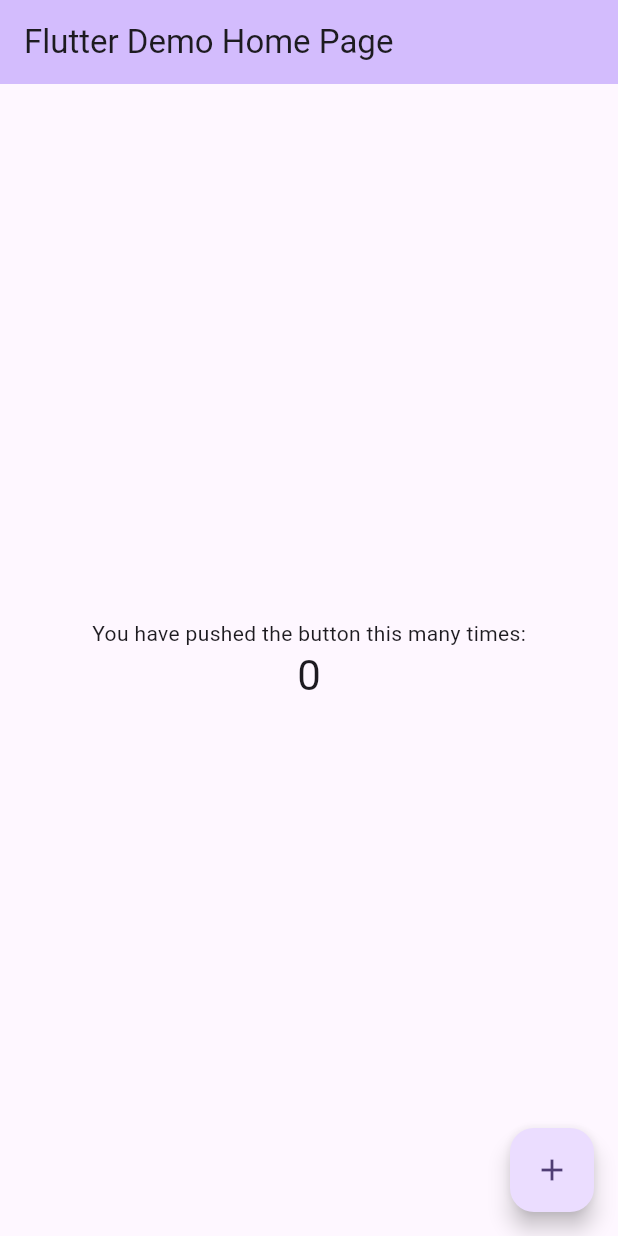
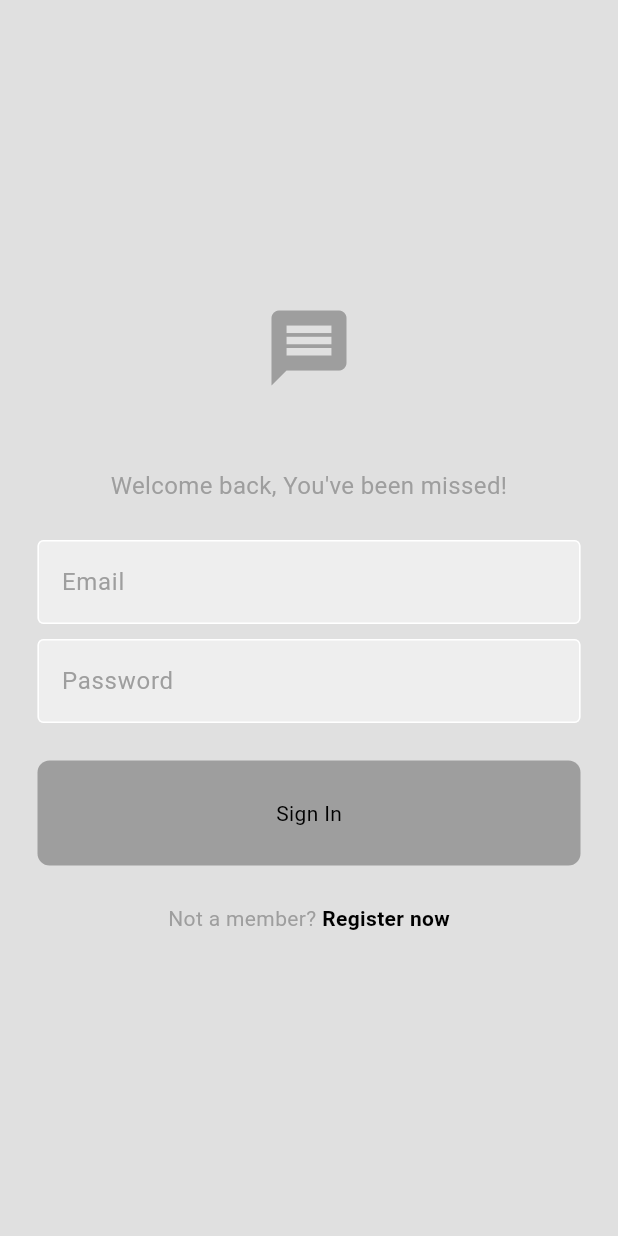
Before and after one commit to dev-personal-projects/flutter-chat-app-learning, a Flutter app: the screen it shows after launch, on a phone screen of 412 x 824 dp. Run offline on Flutter 3.47's test engine with Material 3 defaults, Android fonts, the phone set to English and light mode, and no system bars; our stand-ins replace firebase_auth, firebase_core; accounts and stored records are empty.

Commit message:
feat: implement authentication system with login and registration
- Add Firebase authentication integration with AuthService
- Create login and registration pages with form validation
- Implement AuthGate for authentication state management
- Add reusable UI components (MyButton, MyTextfield)
- Create HomePage with logout functionality
- Add light theme configuration
- Configure Firebase for Android platform
- Update main.dart to use AuthGate for navigation

Features:
- Email/password authentication
- Login and registration flows
- Form validation and error handling
- Loading states during authentication
- Automatic navigation based on auth state
- Sign out functionality

This commit establishes the foundation for the chat app's
authentication system, allowing users to register, login,
and access the home page.

```diff
--- /dev/null
+++ b/lib/auth/auth_gate.dart
@@ -0,0 +1,27 @@
+import 'package:chatapp/auth/login_or_register.dart';
+import 'package:chatapp/pages/home_page.dart';
+import 'package:firebase_auth/firebase_auth.dart';
+import 'package:flutter/material.dart';
+
+class AuthGate extends StatelessWidget {
+  const AuthGate({super.key});
+
+  @override
+  Widget build(BuildContext context) {
+    return Scaffold(
+      body: StreamBuilder(
+        stream: FirebaseAuth.instance.authStateChanges(),
+        builder: (context, snapshot) {
+          //if user is logged in,
+          if (snapshot.hasData) {
+            return const HomePage();
+          }
+          //if user is not logged in, show login page
+          else {
+            return const LoginOrRegister();
+          }
+        },
+      ),
+    );
+  }
+}
--- /dev/null
+++ b/lib/auth/auth_service.dart
@@ -0,0 +1,29 @@
+import 'package:firebase_auth/firebase_auth.dart';
+
+class AuthService {
+  //instance of FirebaseAuth
+  final FirebaseAuth _auth = FirebaseAuth.instance;
+
+  //sign in method
+  Future<UserCredential> signInWithEmailAndPassword(
+      String email, String password) async {
+    try {
+      UserCredential userCredential = await _auth.signInWithEmailAndPassword(
+          email: email, password: password);
+      return userCredential;
+    } on FirebaseAuthException catch (e) {
+      throw Exception(e.code == 'user-not-found'
+          ? 'User not found'
+          : 'Something went wrong');
+    }
+  }
+
+  //signup method
+
+  //sign out method
+  Future<void> signOut() async {
+    await _auth.signOut();
+  }
+
+  //errors
+}
--- /dev/null
+++ b/lib/auth/login_or_register.dart
@@ -0,0 +1,31 @@
+import 'package:chatapp/pages/login_page.dart';
+import 'package:chatapp/pages/register_page.dart';
+import 'package:flutter/material.dart';
+
+class LoginOrRegister extends StatefulWidget {
+  const LoginOrRegister({super.key});
+
+  @override
+  State<LoginOrRegister> createState() => _LoginOrRegisterState();
+}
+
+class _LoginOrRegisterState extends State<LoginOrRegister> {
+  //initialize the page to login page
+  bool showLoginPage = true;
+
+  //toggle the page between login and register
+  void togglePages() {
+    setState(() {
+      showLoginPage = !showLoginPage;
+    });
+  }
+
+  @override
+  Widget build(BuildContext context) {
+    if (showLoginPage) {
+      return LoginPage(onTap: togglePages);
+    } else {
+      return RegisterPage( onTap: togglePages);
+    }
+  }
+}
--- /dev/null
+++ b/lib/components/my_button.dart
@@ -0,0 +1,24 @@
+import 'package:flutter/material.dart';
+
+
+class MyButton extends StatelessWidget {
+  final void Function()? onTap;
+  final String text;
+  const MyButton({super.key, required this.text, required this.onTap});
+
+  @override
+  Widget build(BuildContext context) {
+    return GestureDetector(
+      onTap: onTap,
+    child: Container(
+      decoration: BoxDecoration(
+        color: Theme.of(context).colorScheme.primary,
+        borderRadius: BorderRadius.circular(8),
+      ),
+      padding: const EdgeInsets.all(25.0),
+      margin: const EdgeInsets.symmetric(horizontal: 25.0),
+      child: Center(child: Text(text)),
+    ),
+    );
+  }
+}
--- /dev/null
+++ b/lib/components/my_textfield.dart
@@ -0,0 +1,33 @@
+import 'package:flutter/material.dart';
+
+class MyTextfield extends StatelessWidget {
+  final String hintText;
+  final bool obscureText;
+  final TextEditingController controller;
+  const MyTextfield(
+      {super.key, required this.hintText, required this.obscureText, required this.controller});
+
+  @override
+  Widget build(BuildContext context) {
+    return Padding(
+        padding: const EdgeInsets.symmetric(horizontal: 25.0),
+        child: TextField(
+          obscureText: obscureText,
+          controller: controller,
+          decoration: InputDecoration(
+            enabledBorder: OutlineInputBorder(
+              borderSide:
+                  BorderSide(color: Theme.of(context).colorScheme.tertiary),
+            ),
+            focusedBorder: OutlineInputBorder(
+              borderSide:
+                  BorderSide(color: Theme.of(context).colorScheme.primary),
+            ),
+            fillColor: Theme.of(context).colorScheme.secondary,
+            filled: true,
+            hintText: hintText,
+            hintStyle: TextStyle(color: Theme.of(context).colorScheme.primary),
+          ),
+        ));
+  }
+}
--- a/lib/main.dart
+++ b/lib/main.dart
@@ -1,122 +1,26 @@
+import 'package:chatapp/auth/auth_gate.dart';
+import 'package:chatapp/firebase_options.dart';
+import 'package:firebase_core/firebase_core.dart';
 import 'package:flutter/material.dart';
+import 'package:chatapp/themes/light_mode.dart';
 
-void main() {
+void main() async {
+  WidgetsFlutterBinding.ensureInitialized();
+  await Firebase.initializeApp(
+    options: DefaultFirebaseOptions.currentPlatform,
+  );
   runApp(const MyApp());
 }
 
 class MyApp extends StatelessWidget {
   const MyApp({super.key});
 
-  // This widget is the root of your application.
   @override
   Widget build(BuildContext context) {
     return MaterialApp(
-      title: 'Flutter Demo',
-      theme: ThemeData(
-        // This is the theme of your application.
-        //
-        // TRY THIS: Try running your application with "flutter run". You'll see
-        // the application has a purple toolbar. Then, without quitting the app,
-        // try changing the seedColor in the colorScheme below to Colors.green
-        // and then invoke "hot reload" (save your changes or press the "hot
-        // reload" button in a Flutter-supported IDE, or press "r" if you used
-        // the command line to start the app).
-        //
-        // Notice that the counter didn't reset back to zero; the application
-        // state is not lost during the reload. To reset the state, use hot
-        // restart instead.
-        //
-        // This works for code too, not just values: Most code changes can be
-        // tested with just a hot reload.
-        colorScheme: ColorScheme.fromSeed(seedColor: Colors.deepPurple),
-      ),
-      home: const MyHomePage(title: 'Flutter Demo Home Page'),
+      debugShowCheckedModeBanner: false,
+      home: const AuthGate(),
+      theme: lightMode,
     );
   }
 }
-
-class MyHomePage extends StatefulWidget {
-  const MyHomePage({super.key, required this.title});
-
-  // This widget is the home page of your application. It is stateful, meaning
-  // that it has a State object (defined below) that contains fields that affect
-  // how it looks.
-
-  // This class is the configuration for the state. It holds the values (in this
-  // case the title) provided by the parent (in this case the App widget) and
-  // used by the build method of the State. Fields in a Widget subclass are
-  // always marked "final".
-
-  final String title;
-
-  @override
-  State<MyHomePage> createState() => _MyHomePageState();
-}
-
-class _MyHomePageState extends State<MyHomePage> {
-  int _counter = 0;
-
-  void _incrementCounter() {
-    setState(() {
-      // This call to setState tells the Flutter framework that something has
-      // changed in this State, which causes it to rerun the build method below
-      // so that the display can reflect the updated values. If we changed
-      // _counter without calling setState(), then the build method would not be
-      // called again, and so nothing would appear to happen.
-      _counter++;
-    });
-  }
-
-  @override
-  Widget build(BuildContext context) {
-    // This method is rerun every time setState is called, for instance as done
-    // by the _incrementCounter method above.
-    //
-    // The Flutter framework has been optimized to make rerunning build methods
-    // fast, so that you can just rebuild anything that needs updating rather
-    // than having to individually change instances of widgets.
-    return Scaffold(
-      appBar: AppBar(
-        // TRY THIS: Try changing the color here to a specific color (to
-        // Colors.amber, perhaps?) and trigger a hot reload to see the AppBar
-        // change color while the other colors stay the same.
-        backgroundColor: Theme.of(context).colorScheme.inversePrimary,
-        // Here we take the value from the MyHomePage object that was created by
-        // the App.build method, and use it to set our appbar title.
-        title: Text(widget.title),
-      ),
-      body: Center(
-        // Center is a layout widget. It takes a single child and positions it
-        // in the middle of the parent.
-        child: Column(
-          // Column is also a layout widget. It takes a list of children and
-          // arranges them vertically. By default, it sizes itself to fit its
-          // children horizontally, and tries to be as tall as its parent.
-          //
-          // Column has various properties to control how it sizes itself and
-          // how it positions its children. Here we use mainAxisAlignment to
-          // center the children vertically; the main axis here is the vertical
-          // axis because Columns are vertical (the cross axis would be
-          // horizontal).
-          //
-          // TRY THIS: Invoke "debug painting" (choose the "Toggle Debug Paint"
-          // action in the IDE, or press "p" in the console), to see the
-          // wireframe for each widget.
-          mainAxisAlignment: MainAxisAlignment.center,
-          children: [
-            const Text('You have pushed the button this many times:'),
-            Text(
-              '$_counter',
-              style: Theme.of(context).textTheme.headlineMedium,
-            ),
-          ],
-        ),
-      ),
-      floatingActionButton: FloatingActionButton(
-        onPressed: _incrementCounter,
-        tooltip: 'Increment',
-        child: const Icon(Icons.add),
-      ),
-    );
-  }
-}
--- /dev/null
+++ b/lib/pages/login_page.dart
@@ -0,0 +1,176 @@
+import 'package:chatapp/auth/auth_service.dart';
+import 'package:chatapp/components/my_button.dart';
+import 'package:flutter/material.dart';
+import 'package:chatapp/components/my_textfield.dart';
+
+class LoginPage extends StatefulWidget {
+  //on tap function to toggle the page between login and register
+  final void Function()? onTap;
+  const LoginPage({super.key, required this.onTap});
+
+  @override
+  State<LoginPage> createState() => _LoginPageState();
+}
+
+class _LoginPageState extends State<LoginPage> {
+  //email and password controllers
+  final TextEditingController _emailController = TextEditingController();
+  final TextEditingController _passwordController = TextEditingController();
+
+  //auth service instance
+  final AuthService _authService = AuthService();
+
+  //loading state
+  bool _isLoading = false;
+
+  //login method
+  void login(BuildContext context) async {
+    // Show loading indicator
+    setState(() {
+      _isLoading = true;
+    });
+
+    try {
+      // Get email and password from controllers
+      final email = _emailController.text.trim();
+      final password = _passwordController.text.trim();
+
+      // Validate inputs
+      if (email.isEmpty || password.isEmpty) {
+        ScaffoldMessenger.of(context).showSnackBar(
+          const SnackBar(
+            content: Text('Please fill in all fields'),
+            backgroundColor: Colors.red,
+          ),
+        );
+        return;
+      }
+
+      // Attempt to sign in
+      await _authService.signInWithEmailAndPassword(email, password);
+
+      // Success - user is signed in
+      if (context.mounted) {
+        ScaffoldMessenger.of(context).showSnackBar(
+          const SnackBar(
+            content: Text('Login successful!'),
+            backgroundColor: Colors.green,
+          ),
+        );
+        // TODO: Navigate to home page or chat page
+      }
+    } catch (e) {
+      // Handle errors
+      if (context.mounted) {
+        ScaffoldMessenger.of(context).showSnackBar(
+          SnackBar(
+            content: Text(e.toString().replaceFirst('Exception: ', '')),
+            backgroundColor: Colors.red,
+          ),
+        );
+      }
+    } finally {
+      // Hide loading indicator
+      if (mounted) {
+        setState(() {
+          _isLoading = false;
+        });
+      }
+    }
+  }
+
+  @override
+  void dispose() {
+    // Dispose controllers to prevent memory leaks
+    _emailController.dispose();
+    _passwordController.dispose();
+    super.dispose();
+  }
+
+  @override
+  Widget build(BuildContext context) {
+    return Scaffold(
+      backgroundColor: Theme.of(context).colorScheme.background,
+      body: Column(
+        mainAxisAlignment: MainAxisAlignment.center,
+        crossAxisAlignment: CrossAxisAlignment.center,
+        children: [
+          //logo
+          Icon(
+            Icons.message,
+            size: 60,
+            color: Theme.of(context).colorScheme.primary,
+          ),
+
+          SizedBox(height: 50),
+
+          Text(
+            "Welcome back, You've been missed!",
+            textAlign: TextAlign.center,
+            style: TextStyle(
+              color: Theme.of(context).colorScheme.primary,
+              fontSize: 16,
+            ),
+          ),
+
+          const SizedBox(height: 25),
+          //email textfield
+          MyTextfield(
+            hintText: "Email",
+            obscureText: false,
+            controller: _emailController,
+          ),
+          const SizedBox(height: 10),
+          //password textfield
+          MyTextfield(
+              hintText: "Password",
+              obscureText: true,
+              controller: _passwordController),
+
+          // //forgot password?
+          // TextButton(
+
+          //     onPressed: () {},
+          //     child: Text(
+          //       "Forgot Password?",
+          //       style: TextStyle(
+          //         color: Theme.of(context).colorScheme.primary,
+          //         fontSize: 16,
+          //       ),
+          //     ))
+          const SizedBox(height: 25),
+          //sign in button
+          _isLoading
+              ? const CircularProgressIndicator()
+              : MyButton(
+                  text: "Sign In",
+                  onTap: () => login(context),
+                ),
+          //o,r continue with
+          //google sign in
+          //not a member? register now
+          const SizedBox(height: 25),
+
+          Row(
+            mainAxisAlignment: MainAxisAlignment.center,
+            children: [
+              Text(
+                "Not a member? ",
+                style: TextStyle(color: Theme.of(context).colorScheme.primary),
+              ),
+              GestureDetector(
+                onTap: widget.onTap,
+                child: Text(
+                  "Register now",
+                  style: TextStyle(fontWeight: FontWeight.bold),
+                ),
+              ),
+            ],
+          )
+
+          //register now button
+        ],
+      ),
+    );
+  }
+}
--- /dev/null
+++ b/lib/themes/light_mode.dart
@@ -0,0 +1,11 @@
+import 'package:flutter/material.dart';
+
+ThemeData lightMode = ThemeData(
+  colorScheme: ColorScheme.light(
+    background: Colors.grey.shade300,
+    primary: Colors.grey.shade500,
+    secondary: Colors.grey.shade200,
+    tertiary: Colors.white,
+    inversePrimary: Colors.grey.shade900,
+  )
+  );
--- a/pubspec.yaml
+++ b/pubspec.yaml
@@ -34,6 +34,8 @@ dependencies:
   # The following adds the Cupertino Icons font to your application.
   # Use with the CupertinoIcons class for iOS style icons.
   cupertino_icons: ^1.0.8
+  firebase_core: ^4.2.1
+  firebase_auth: ^6.1.2
 
 dev_dependencies:
   flutter_test:
```
Also changed, not shown: lib/pages/home_page.dart (added, +34 -0 lines), lib/pages/register_page.dart (added, +124 -0 lines), firebase.json (added), lib/firebase_options.dart (added), pubspec.lock, 6 other files.
